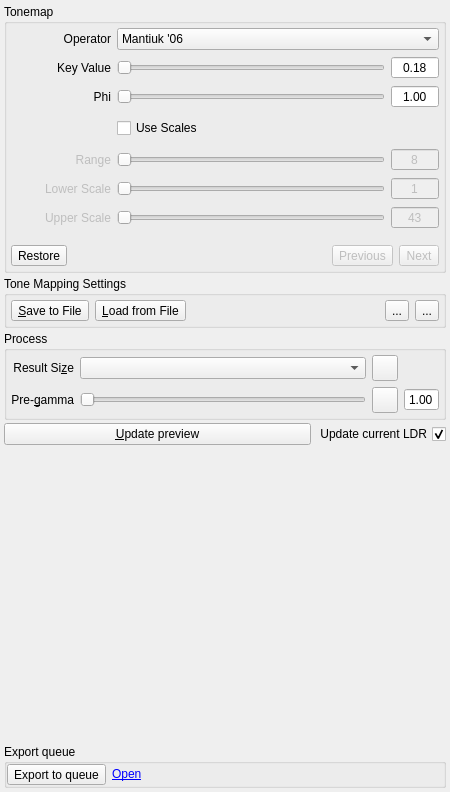
Qt form src/TonemappingPanel/TonemappingPanel.ui (LuminanceHDR/LuminanceHDR) before a commit.
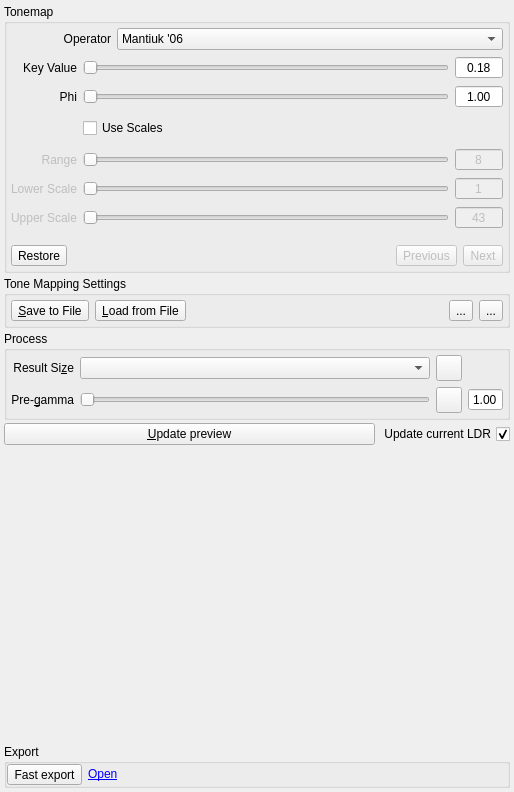
The same form after that commit. The open tabs and pages were chosen to show the change. Icons and pictures are not drawn.

The edit to the form file:
```diff
--- a/src/TonemappingPanel/TonemappingPanel.ui
+++ b/src/TonemappingPanel/TonemappingPanel.ui
@@ -6,7 +6,7 @@
    <rect>
     <x>0</x>
     <y>0</y>
-    <width>450</width>
+    <width>514</width>
     <height>792</height>
    </rect>
   </property>
@@ -1486,18 +1486,6 @@
              <layout class="QGridLayout" name="gridLayout_22">
               <item row="0" column="0">
                <widget class="QLabel" name="label_key">
-                <property name="minimumSize">
-                 <size>
-                  <width>100</width>
-                  <height>0</height>
-                 </size>
-                </property>
-                <property name="maximumSize">
-                 <size>
-                  <width>100</width>
-                  <height>16777215</height>
-                 </size>
-                </property>
                 <property name="text">
                  <string>Key Value</string>
                 </property>
@@ -1549,18 +1537,6 @@
               </item>
               <item row="1" column="0">
                <widget class="QLabel" name="label_phi">
-                <property name="minimumSize">
-                 <size>
-                  <width>100</width>
-                  <height>0</height>
-                 </size>
-                </property>
-                <property name="maximumSize">
-                 <size>
-                  <width>100</width>
-                  <height>16777215</height>
-                 </size>
-                </property>
                 <property name="text">
                  <string>Phi</string>
                 </property>
@@ -1624,12 +1600,6 @@
                   <height>28</height>
                  </size>
                 </property>
-                <property name="maximumSize">
-                 <size>
-                  <width>16777215</width>
-                  <height>28</height>
-                 </size>
-                </property>
                 <property name="text">
                  <string>Use Scales</string>
                 </property>
@@ -1696,18 +1666,6 @@
                 <property name="enabled">
                  <bool>false</bool>
                 </property>
-                <property name="minimumSize">
-                 <size>
-                  <width>100</width>
-                  <height>0</height>
-                 </size>
-                </property>
-                <property name="maximumSize">
-                 <size>
-                  <width>100</width>
-                  <height>16777215</height>
-                 </size>
-                </property>
                 <property name="text">
                  <string>Range</string>
                 </property>
@@ -1724,18 +1682,6 @@
                 <property name="enabled">
                  <bool>false</bool>
                 </property>
-                <property name="minimumSize">
-                 <size>
-                  <width>100</width>
-                  <height>0</height>
-                 </size>
-                </property>
-                <property name="maximumSize">
-                 <size>
-                  <width>100</width>
-                  <height>16777215</height>
-                 </size>
-                </property>
                 <property name="text">
                  <string>Lower Scale</string>
                 </property>
@@ -1802,18 +1748,6 @@
                 <property name="enabled">
                  <bool>false</bool>
                 </property>
-                <property name="minimumSize">
-                 <size>
-                  <width>100</width>
-                  <height>0</height>
-                 </size>
-                </property>
-                <property name="maximumSize">
-                 <size>
-                  <width>100</width>
-                  <height>16777215</height>
-                 </size>
-                </property>
                 <property name="text">
                  <string>Upper Scale</string>
                 </property>
@@ -3089,7 +3023,7 @@
    <item row="4" column="0">
     <widget class="QGroupBox" name="groupBox">
      <property name="title">
-      <string>Export queue</string>
+      <string>Export</string>
      </property>
      <layout class="QGridLayout" name="gridLayout_25">
       <property name="leftMargin">
@@ -3107,7 +3041,7 @@
       <item row="0" column="1">
        <widget class="QToolButton" name="queueButton">
         <property name="text">
-         <string>Export to queue</string>
+         <string>Fast export</string>
         </property>
         <property name="icon">
          <iconset resource="../../icons.qrc">
@@ -3150,7 +3084,7 @@
       <item row="0" column="5">
        <widget class="QLabel" name="lblQueueSize">
         <property name="text">
-         <string notr="true">  </string>
+         <string notr="true"/>
         </property>
        </widget>
       </item>
```
Left out of the diff: 192 changed lines with no effect on the pictures.
